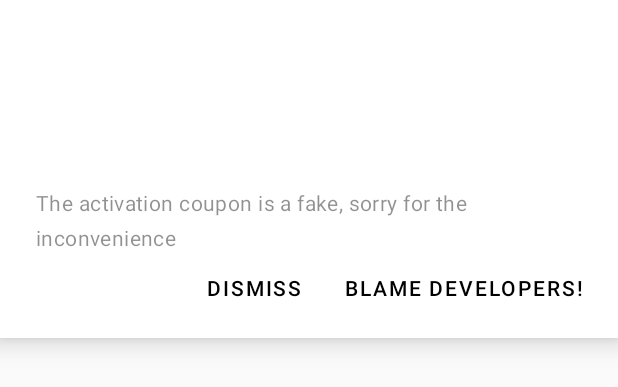
After one commit to rashhhs/MisterCupon, an Android app: the layout banner_view.xml on its own in the app's theme, with its tools: preview values and no code run, on a phone screen of 412 x 824 dp. The commit adds this screen. Shown: the top 387 px of the screen. Run offline under Robolectric (Android 15) with nearby library versions, the phone set to English and light mode, and no system bars.

Commit message:
1. Included the Banner as a custom view in order to give feedback to the user when clicks on the activate button (coupon list)

```diff
--- /dev/null
+++ b/app/src/main/java/android/com/mistercupon/ui/general/Banner.kt
@@ -0,0 +1,125 @@
+package android.com.mistercupon.ui.general
+
+import android.com.mistercupon.R
+import android.content.Context
+import android.util.AttributeSet
+import android.util.Log
+import android.view.View
+import android.view.animation.Animation
+import android.view.animation.Transformation
+import androidx.coordinatorlayout.widget.CoordinatorLayout
+import kotlinx.android.synthetic.main.banner_layout.view.*
+
+class Banner: CoordinatorLayout {
+
+    private var _contentText: String? = ""
+    private var _leftButtonText: String? = ""
+    private var _rightButtonText: String? = ""
+
+    constructor(context: Context) : super(context) {
+        init(null, 0)
+    }
+
+    constructor(context: Context, attrs: AttributeSet) : super(context, attrs) {
+        init(attrs, 0)
+    }
+
+    constructor(context: Context, attrs: AttributeSet, defStyle: Int) : super(context, attrs, defStyle) {
+        init(attrs, defStyle)
+    }
+
+    private fun init(attrs: AttributeSet?, defStyle: Int){
+        View.inflate(context, R.layout.banner_layout,this)
+        val typedArray = context.obtainStyledAttributes(
+            attrs, R.styleable.Banner, defStyle, 0
+        )
+
+        contentText = typedArray.getString(
+            R.styleable.Banner_contentText
+        )
+
+        leftButtonText = typedArray.getString(
+            R.styleable.Banner_leftButtonText
+        )
+
+        rightButtonText = typedArray.getString(
+            R.styleable.Banner_rightButtonText
+        )
+    }
+
+    var contentText: String?
+        get() = _contentText
+        set(value) {
+            _contentText = value
+            contentTextView.text = value
+        }
+
+    var leftButtonText: String?
+        get() = _leftButtonText
+        set(value) {
+            _leftButtonText = value
+            leftButton.text = value
+        }
+
+    var rightButtonText: String?
+        get() = _rightButtonText
+        set(value) {
+            _rightButtonText = value
+            rightButton.text = value
+        }
+
+    fun dismiss(){
+        this.collapse()
+    }
+
+    fun show(){
+        this.expand()
+    }
+
+    fun setLeftButtonAction(action: () -> Unit) = leftButton.setOnClickListener { action() }
+    fun setRightButtonAction(action: () -> Unit) = rightButton.setOnClickListener { action() }
+
+    private fun View.expand() {
+        val matchParentMeasureSpec = MeasureSpec.makeMeasureSpec((this.getParent() as View).width, MeasureSpec.EXACTLY)
+        val wrapContentMeasureSpec = MeasureSpec.makeMeasureSpec(0, MeasureSpec.UNSPECIFIED)
+        this@expand.measure(matchParentMeasureSpec, wrapContentMeasureSpec)
+        this@expand.visibility = View.VISIBLE
+
+        val initialHeight = this@expand.measuredHeight
+
+        val animation = object: Animation(){
+
+            override fun applyTransformation(interpolatedTime: Float, t: Transformation) {
+                if (interpolatedTime == 1f) {
+                    this@expand.visibility = View.VISIBLE
+                } else {
+                    this@expand.layoutParams.height = 0 + (initialHeight * interpolatedTime).toInt()
+                    this@expand.requestLayout()
+                }
+            }
+            override fun willChangeBounds(): Boolean = true
+        }
+        animation.duration = (initialHeight / this.resources.displayMetrics.density).toInt().toLong()
+        this.startAnimation(animation)
+    }
+
+    private fun View.collapse() {
+        val initialHeight = this.measuredHeight
+
+        val animation = object : Animation() {
+            override fun applyTransformation(interpolatedTime: Float, t: Transformation) {
+                if (interpolatedTime == 1f) {
+                    this@collapse.visibility = View.GONE
+                } else {
+                    this@collapse.layoutParams.height = initialHeight - (initialHeight * interpolatedTime).toInt()
+                    this@collapse.requestLayout()
+                }
+            }
+
+            override fun willChangeBounds(): Boolean = true
+        }
+
+        animation.duration = (initialHeight / this.context.resources.displayMetrics.density).toInt().toLong()
+        this.startAnimation(animation)
+    }
+}
--- /dev/null
+++ b/app/src/main/res/layout/banner_layout.xml
@@ -0,0 +1,55 @@
+<?xml version="1.0" encoding="utf-8"?>
+<androidx.constraintlayout.widget.ConstraintLayout xmlns:android="http://schemas.android.com/apk/res/android"
+    xmlns:app="http://schemas.android.com/apk/res-auto"
+    xmlns:tools="http://schemas.android.com/tools"
+    android:id="@+id/ad_view"
+    android:layout_width="match_parent"
+    android:layout_height="225dp"
+    android:background="@color/design_default_color_background">
+
+    <TextView
+        android:id="@+id/contentTextView"
+        android:layout_width="0dp"
+        android:layout_height="wrap_content"
+        android:layout_marginStart="24dp"
+        android:layout_marginTop="24dp"
+        android:layout_marginEnd="24dp"
+        android:alpha="0.8"
+        android:letterSpacing="0.02"
+        android:lineSpacingExtra="7sp"
+        android:textSize="14sp"
+        android:textStyle="normal"
+        app:layout_constraintBottom_toTopOf="@+id/rightButton"
+        app:layout_constraintEnd_toEndOf="parent"
+        app:layout_constraintStart_toStartOf="parent"
+        app:layout_constraintTop_toTopOf="parent"
+        app:layout_constraintVertical_bias="1.0"
+        tools:text="@string/banner_text" />
+
+    <Button
+        android:id="@+id/leftButton"
+        style="@style/Widget.MaterialComponents.Button.TextButton"
+        android:layout_width="wrap_content"
+        android:layout_height="wrap_content"
+        android:layout_marginEnd="8dp"
+        android:textColor="@color/design_default_color_on_secondary"
+        android:textSize="14sp"
+        app:layout_constraintBottom_toBottomOf="@+id/rightButton"
+        app:layout_constraintEnd_toStartOf="@+id/rightButton"
+        app:layout_constraintTop_toTopOf="@+id/rightButton"
+        tools:text="@string/banner_left_button" />
+
+    <Button
+        android:id="@+id/rightButton"
+        style="@style/Widget.MaterialComponents.Button.TextButton"
+        android:layout_width="wrap_content"
+        android:layout_height="wrap_content"
+        android:layout_marginEnd="16dp"
+        android:layout_marginBottom="9dp"
+        android:textColor="@color/design_default_color_on_secondary"
+        android:textSize="14sp"
+        app:layout_constraintBottom_toBottomOf="parent"
+        app:layout_constraintEnd_toEndOf="parent"
+        tools:text="@string/banner_right_button" />
+
+</androidx.constraintlayout.widget.ConstraintLayout>
--- /dev/null
+++ b/app/src/main/res/layout/banner_view.xml
@@ -0,0 +1,13 @@
+<?xml version="1.0" encoding="utf-8"?>
+<android.com.mistercupon.ui.general.Banner
+    xmlns:android="http://schemas.android.com/apk/res/android"
+    xmlns:app="http://schemas.android.com/apk/res-auto"
+    android:id="@+id/banner"
+    android:layout_width="match_parent"
+    android:layout_height="wrap_content"
+    android:background="#ccc"
+    android:elevation="10dp"
+    app:contentText="@string/banner_text"
+    app:leftButtonText="@string/banner_left_button"
+    app:rightButtonText="@string/banner_right_button"
+    />
--- a/app/src/main/res/values/strings.xml
+++ b/app/src/main/res/values/strings.xml
@@ -1,4 +1,7 @@
 <resources>
     <string name="app_name">MisterCupon</string>
     <string name="title_list">Your coupons</string>
+    <string name="banner_left_button">Dismiss</string>
+    <string name="banner_right_button">Blame developers!</string>
+    <string name="banner_text">The activation coupon is a fake, sorry for the inconvenience</string>
 </resources>
```
Also changed, not shown: app/src/main/java/android/com/mistercupon/ui/list/CouponListAdapter.kt (+7 -1 lines), app/src/main/java/android/com/mistercupon/ui/list/CouponListFragment.kt (+18 -0 lines), app/src/main/res/layout/coupon_list_fragment.xml (+10 -1 lines), app/src/main/res/values/styles.xml (+7 -0 lines), 2 other files.
